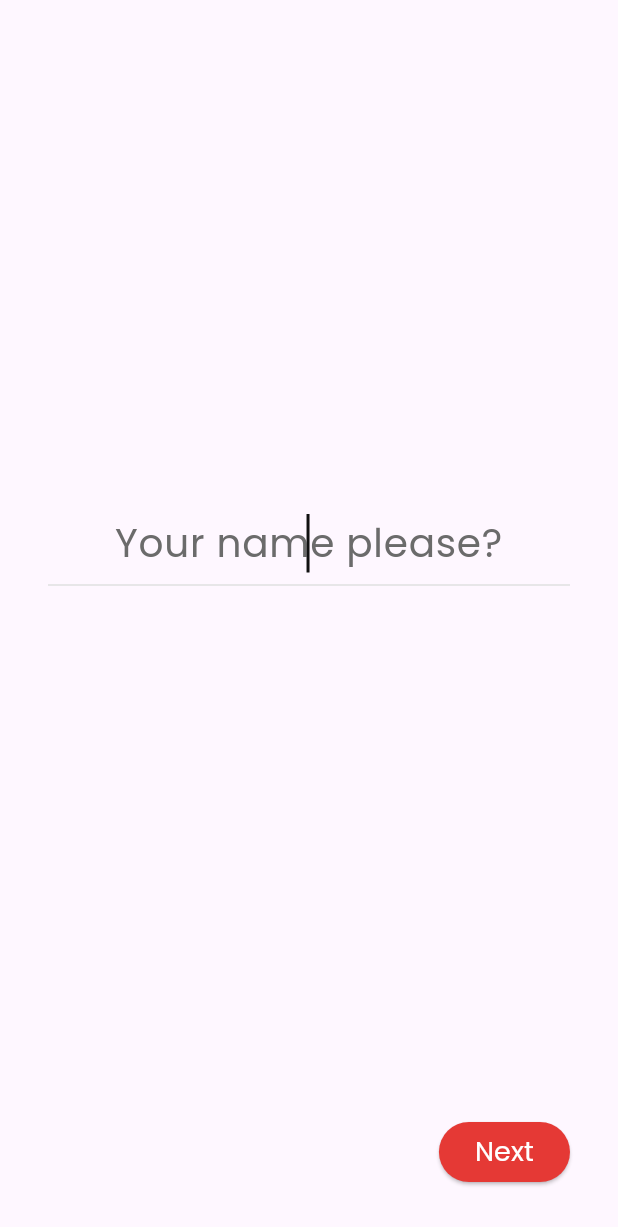
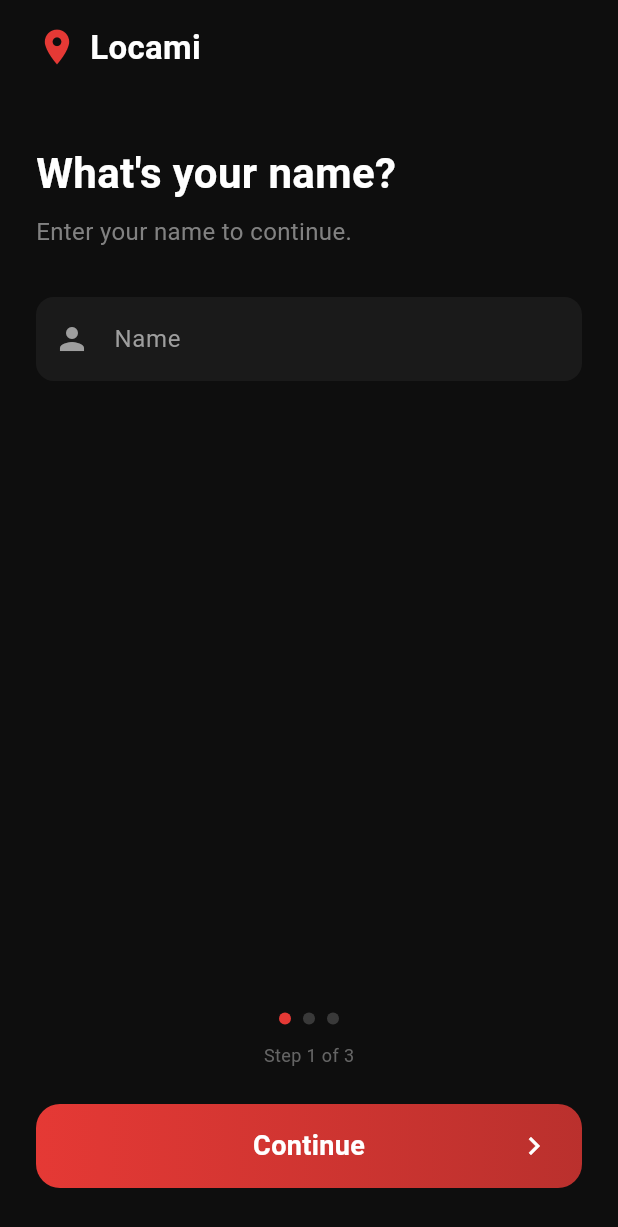
Before and after one commit to ADHIL007/locami, a Flutter app: the InitialHome screen opened directly, on a phone screen of 412 x 824 dp. Shown: the top 1227 px of the screen. Run offline on Flutter 3.47's test engine with Material 3 defaults, Android fonts, the phone set to English and light mode, and no system bars; our stand-ins replace geolocator, get, sensors_plus, sqflite; accounts and stored records are empty.

Commit message:
feat: Introduce initial home screen, settings bottom sheet, app status manager, and add geolocator and sensors plugins.

```diff
--- a/lib/dbManager/app-status_manager.dart
+++ b/lib/dbManager/app-status_manager.dart
@@ -39,4 +39,19 @@ class AppStatusManager {
     );
     await updateStatus(updated);
   }
+
+  Future<void> reset() async {
+    await updateStatus(
+      const AppStatus(
+        isFirstTimeUser: true,
+        isLoggedIn: false,
+        isTripStarted: false,
+        isTripEnded: false,
+        isInternetOn: false,
+        isGpsOn: false,
+        theme: 'system',
+        accentColor: 4293212469,
+      ),
+    );
+  }
 }
--- a/lib/screens/initial_home.dart
+++ b/lib/screens/initial_home.dart
@@ -1,5 +1,4 @@
 import 'package:flutter/material.dart';
-import 'package:flutter_typeahead/flutter_typeahead.dart';
 import 'package:locami/core/model/user_model.dart';
 import 'package:locami/dbManager/app-status_manager.dart';
 import 'package:locami/core/dataset/country_list.dart';
@@ -20,26 +19,63 @@ class InitialHome extends StatefulWidget {
 class _InitialHomeState extends State<InitialHome> {
   int index = 0;
   final TextEditingController nameController = TextEditingController();
-  final TextEditingController countryController = TextEditingController();
+  final TextEditingController countrySearchController = TextEditingController();
   List<String> countries = [];
-  final appStatus = AppStatusManager.instance.status;
+  List<String> filteredCountries = [];
   bool isSubmitted = false;
+
   Map<String, dynamic> userdata = {
     'name': '',
     'country': '',
-    'theme': AppThemeMode.light,
+    'theme': AppThemeMode.dark, // Default to dark as per screenshot preference
+  };
+
+  final Map<String, String> flagMapping = {
+    'India': '🇮🇳',
+    'United States': '🇺🇸',
+    'United Kingdom': '🇬🇧',
+    'Canada': '🇨🇦',
+    'Australia': '🇦🇺',
+    'Brazil': '🇧🇷',
+    'Japan': '🇯🇵',
+    'Germany': '🇩🇪',
+    'France': '🇫🇷',
+    'China': '🇨🇳',
+    'Russia': '🇷🇺',
+    'Italy': '🇮🇹',
+    'Spain': '🇪🇸',
+    'Pakistan': '🇵🇰',
+    'Bangladesh': '🇧🇩',
   };
 
   @override
   void initState() {
     countries =
         CountryData().countryList.map((c) => c['name'] as String).toList();
+    filteredCountries = countries;
 
-    final themeProvider = ThemeProvider.instance;
-
+    // Get current theme from provider
+    WidgetsBinding.instance.addPostFrameCallback((_) {
+      final themeProvider = context.read<ThemeProvider>();
+      setState(() {
         userdata['theme'] = themeProvider.theme;
+      });
+    });
 
     super.initState();
+  }
+
+  void _filterCountries(String query) {
+    setState(() {
+      if (query.isEmpty) {
+        filteredCountries = countries;
+      } else {
+        filteredCountries =
+            countries
+                .where((c) => c.toLowerCase().contains(query.toLowerCase()))
+                .toList();
+      }
+    });
   }
 
   void validateNext() async {
@@ -48,31 +84,25 @@ class _InitialHomeState extends State<InitialHome> {
         showSnack('Please enter your name');
         return;
       }
-
       setState(() {
         userdata['name'] = nameController.text.trim();
         index++;
       });
     } else if (index == 1) {
-      if (countryController.text.trim().isEmpty) {
+      if (userdata['country'].toString().isEmpty) {
         showSnack('Please select your country');
         return;
       }
-
-      if (!countries.contains(countryController.text.trim())) {
-        showSnack('Please choose a valid country from the list');
-        return;
-      }
-
       setState(() {
-        userdata['country'] = countryController.text.trim();
         index++;
       });
-    }
-    if (index == 2) {
+    } else if (index == 2) {
+      final themeProvider = context.read<ThemeProvider>();
+
       await AppStatusManager.instance.updateStatus(
         AppStatus(
           theme: userdata['theme'] == AppThemeMode.dark ? 'dark' : 'light',
+          accentColor: themeProvider.accentColor.value,
           isFirstTimeUser: false,
           isLoggedIn: true,
         ),
@@ -101,307 +131,327 @@ class _InitialHomeState extends State<InitialHome> {
       );
   }
 
-  List<Widget> get pages => [
-    inputName('Your name please?'),
-    inputCountry(),
-    inputTheme(ThemeProvider.instance.accentColor),
-  ];
-
   @override
   Widget build(BuildContext context) {
     final accentColor = context.watch<ThemeProvider>().accentColor;
-    return Center(
+
+    return Scaffold(
+      backgroundColor: const Color(
+        0xFF0E0E0E,
+      ), // Always dark for onboarding as per screenshot
+      body: SafeArea(
         child: Padding(
-        padding: const EdgeInsets.all(32.0),
+          padding: const EdgeInsets.symmetric(horizontal: 24.0, vertical: 16.0),
           child: Column(
-          crossAxisAlignment: CrossAxisAlignment.center,
-          mainAxisAlignment: MainAxisAlignment.center,
+            crossAxisAlignment: CrossAxisAlignment.start,
             children: [
-            if (index > 0)
-              Align(
-                alignment: Alignment.topLeft,
-                child: GestureDetector(
-                  onTap: () {
-                    setState(() {
-                      index = 0;
-                    });
-                  },
-                  child: Text(
-                    'Hi ${nameController.text}!',
-                    style: AppTextStyles.headline.copyWith(
-                      color: customColors().textPrimary,
+              // Header
+              Row(
+                children: [
+                  Icon(Icons.location_on, color: accentColor, size: 28),
+                  const SizedBox(width: 8),
+                  const Text(
+                    "Locami",
+                    style: TextStyle(
+                      color: Colors.white,
+                      fontSize: 22,
+                      fontWeight: FontWeight.bold,
                     ),
                   ),
+                ],
+              ),
+              const SizedBox(height: 48),
+
+              // Progress and Page Content
+              Expanded(
+                child: IndexedStack(
+                  index: index,
+                  children: [
+                    _buildNameStep(accentColor),
+                    _buildCountryStep(accentColor),
+                    _buildThemeStep(accentColor),
+                  ],
                 ),
               ),
-            const Spacer(),
-            ConstrainedBox(
-              constraints: const BoxConstraints(
-                maxWidth: double.infinity,
-                minHeight: 100,
+
+              // Footer
+              Column(
+                children: [
+                  // Step Indicator Dots
+                  Row(
+                    mainAxisAlignment: MainAxisAlignment.center,
+                    children: List.generate(3, (i) {
+                      return Container(
+                        margin: const EdgeInsets.symmetric(horizontal: 4),
+                        width: 8,
+                        height: 8,
+                        decoration: BoxDecoration(
+                          shape: BoxShape.circle,
+                          color:
+                              i == index
+                                  ? accentColor
+                                  : Colors.grey.withOpacity(0.3),
                         ),
-              child: IndexedStack(index: index, children: pages),
+                      );
+                    }),
                   ),
-            const Spacer(),
-            if (index < 3)
-              Align(
-                alignment: Alignment.centerRight,
-                child: ElevatedButton(
-                  onPressed: validateNext,
-                  style: ButtonStyle(
-                    backgroundColor: WidgetStateProperty.all(accentColor),
+                  const SizedBox(height: 12),
+                  Text(
+                    "Step ${index + 1} of 3",
+                    style: TextStyle(
+                      color: Colors.grey.withOpacity(0.6),
+                      fontSize: 12,
                     ),
-                  child: Text(
-                    index == 2 ? 'Done' : "Next",
-                    style: AppTextStyles.buttonText.copyWith(
-                      color: customColors().buttonTextColor,
                   ),
+                  const SizedBox(height: 24),
+
+                  // Main Button
+                  GestureDetector(
+                    onTap: validateNext,
+                    child: Container(
+                      height: 56,
+                      width: double.infinity,
+                      decoration: BoxDecoration(
+                        gradient: LinearGradient(
+                          colors: [accentColor, accentColor.withOpacity(0.8)],
+                        ),
+                        borderRadius: BorderRadius.circular(16),
+                      ),
+                      child: Stack(
+                        alignment: Alignment.center,
+                        children: [
+                          Text(
+                            index == 0 ? "Continue" : "Next",
+                            style: const TextStyle(
+                              color: Colors.white,
+                              fontSize: 18,
+                              fontWeight: FontWeight.bold,
+                            ),
+                          ),
+                          const Positioned(
+                            right: 20,
+                            child: Icon(
+                              Icons.chevron_right,
+                              color: Colors.white,
+                            ),
+                          ),
+                        ],
                       ),
                     ),
                   ),
                 ],
               ),
+              const SizedBox(height: 16),
+            ],
+          ),
+        ),
       ),
     );
   }
 
-  Widget inputName(String text) {
+  Widget _buildStepHeader(String title, String subtitle) {
     return Column(
+      crossAxisAlignment: CrossAxisAlignment.start,
       children: [
+        Text(
+          title,
+          style: const TextStyle(
+            color: Colors.white,
+            fontSize: 28,
+            fontWeight: FontWeight.bold,
+          ),
+        ),
+        const SizedBox(height: 8),
+        Text(
+          subtitle,
+          style: TextStyle(color: Colors.grey.withOpacity(0.8), fontSize: 16),
+        ),
+        const SizedBox(height: 32),
+      ],
+    );
+  }
+
+  Widget _buildNameStep(Color accentColor) {
+    return Column(
+      crossAxisAlignment: CrossAxisAlignment.start,
+      children: [
+        _buildStepHeader("What's your name?", "Enter your name to continue."),
         Container(
           decoration: BoxDecoration(
-            border: Border(
-              bottom: BorderSide(color: customColors().borderColor, width: 1),
-            ),
+            color: Colors.white.withOpacity(0.05),
+            borderRadius: BorderRadius.circular(12),
           ),
           child: TextField(
+            controller: nameController,
+            style: const TextStyle(color: Colors.white),
+            decoration: const InputDecoration(
+              hintText: "Name",
+              hintStyle: TextStyle(color: Colors.grey),
+              prefixIcon: Icon(Icons.person, color: Colors.grey),
+              border: InputBorder.none,
+              contentPadding: EdgeInsets.symmetric(vertical: 16),
+            ),
             onSubmitted: (_) => validateNext(),
-
-            cursorColor: customColors().textPrimary,
-            autofocus: true,
-            keyboardType: TextInputType.name,
-            textInputAction: TextInputAction.next,
-
-            controller: nameController,
-            textAlign: TextAlign.center,
-            style: AppTextStyles.question.copyWith(
-              color: customColors().textPrimary,
-            ),
-            decoration: InputDecoration(
-              hintText: text,
-              hintStyle: AppTextStyles.question.copyWith(
-                color: customColors().textSecondary,
-              ),
-              border: InputBorder.none,
-              enabledBorder: InputBorder.none,
-              focusedBorder: InputBorder.none,
-            ),
           ),
         ),
       ],
     );
   }
 
-  Widget inputCountry() {
+  Widget _buildCountryStep(Color accentColor) {
     return Column(
-      mainAxisAlignment: MainAxisAlignment.center,
+      crossAxisAlignment: CrossAxisAlignment.start,
       children: [
+        _buildStepHeader(
+          "Select your country",
+          "This helps display details accurately.",
+        ),
+
+        // Search bar
         Container(
           decoration: BoxDecoration(
-            color: customColors().background,
-            border: Border(
-              bottom: BorderSide(color: customColors().borderColor, width: 1),
+            color: Colors.white.withOpacity(0.05),
+            borderRadius: BorderRadius.circular(12),
           ),
-          ),
-          child: TypeAheadField<String>(
-            suggestionsCallback: (pattern) {
-              if (pattern.isEmpty) return [];
-
-              final query = pattern.toLowerCase();
-
-              final startsWith =
-                  countries
-                      .where((c) => c.toLowerCase().startsWith(query))
-                      .toList();
-
-              final contains =
-                  countries
-                      .where(
-                        (c) =>
-                            !c.toLowerCase().startsWith(query) &&
-                            c.toLowerCase().contains(query),
-                      )
-                      .toList();
-
-              return [...startsWith, ...contains];
-            },
-
-            itemBuilder: (context, suggestion) {
-              return Container(
-                decoration: BoxDecoration(
-                  color: customColors().background,
-                  border: Border(
-                    bottom: BorderSide(
-                      color: customColors().borderColor.withOpacity(0.2),
-                      width: 1,
+          child: TextField(
+            controller: countrySearchController,
+            onChanged: _filterCountries,
+            style: const TextStyle(color: Colors.white),
+            decoration: const InputDecoration(
+              hintText: "Search country",
+              hintStyle: TextStyle(color: Colors.grey),
+              prefixIcon: Icon(Icons.search, color: Colors.grey),
+              border: InputBorder.none,
+              contentPadding: EdgeInsets.symmetric(vertical: 16),
             ),
           ),
         ),
-                child: Padding(
-                  padding: const EdgeInsets.symmetric(
-                    vertical: 12,
-                    horizontal: 16,
-                  ),
-                  child: Text(
-                    suggestion,
-                    style: AppTextStyles.body.copyWith(
-                      color: customColors().textPrimary,
+        const SizedBox(height: 20),
+
+        // List of countries
+        Expanded(
+          child: ListView.separated(
+            itemCount: filteredCountries.length,
+            separatorBuilder:
+                (context, index) =>
+                    Divider(color: Colors.white.withOpacity(0.05), height: 1),
+            itemBuilder: (context, index) {
+              final country = filteredCountries[index];
+              final isSelected = userdata['country'] == country;
+              final flag = flagMapping[country] ?? '🏳️';
+
+              return ListTile(
+                onTap: () {
+                  setState(() {
+                    userdata['country'] = country;
+                  });
+                },
+                contentPadding: EdgeInsets.zero,
+                leading: Text(flag, style: const TextStyle(fontSize: 24)),
+                title: Text(
+                  country,
+                  style: TextStyle(
+                    color: isSelected ? Colors.white : Colors.grey,
+                    fontSize: 16,
+                    fontWeight:
+                        isSelected ? FontWeight.bold : FontWeight.normal,
                   ),
                 ),
-                ),
+                trailing:
+                    isSelected ? Icon(Icons.check, color: accentColor) : null,
               );
             },
-            onSelected: (suggestion) {
-              setState(() {
-                countryController.text = suggestion;
-                userdata['country'] = suggestion;
-              });
-            },
-            hideOnEmpty: true,
-            builder: (context, typeAheadController, focusNode) {
-              typeAheadController.text = countryController.text;
-              if (typeAheadController.text != countryController.text) {
-                WidgetsBinding.instance.addPostFrameCallback((_) {
-                  typeAheadController.text = countryController.text;
-                });
-              }
-
-              if (index == 1) {
-                WidgetsBinding.instance.addPostFrameCallback((_) {
-                  if (!focusNode.hasFocus) {
-                    focusNode.requestFocus();
-                  }
-                });
-              }
-
-              return TextField(
-                autofocus: true,
-                cursorColor: customColors().textPrimary,
-                keyboardType: TextInputType.name,
-                textInputAction: TextInputAction.done,
-
-                controller: typeAheadController,
-                focusNode: focusNode,
-                textAlign: TextAlign.center,
-                style: AppTextStyles.question.copyWith(
-                  color: customColors().textPrimary,
-                ),
-                decoration: InputDecoration(
-                  hintText: 'Enter your country ?',
-                  hintStyle: AppTextStyles.question.copyWith(
-                    color: customColors().textSecondary,
-                  ),
-
-                  prefixIconConstraints: const BoxConstraints(
-                    minWidth: 0,
-                    minHeight: 0,
-                  ),
-                  border: InputBorder.none,
-                  focusedBorder: InputBorder.none,
-                ),
-                onChanged: (value) {
-                  countryController.text = value;
-                  userdata['country'] = value;
-                },
-              );
-            },
-            decorationBuilder: (context, child) {
-              return Material(
-                type: MaterialType.card,
-                elevation: 4,
-                borderRadius: BorderRadius.circular(4),
-                color: customColors().background,
-                child: child,
-              );
-            },
-            offset: const Offset(0, 12),
-            constraints: const BoxConstraints(maxHeight: 300),
           ),
         ),
       ],
     );
   }
 
-  Widget inputTheme(Color accentColor) {
+  Widget _buildThemeStep(Color accentColor) {
     return Column(
+      crossAxisAlignment: CrossAxisAlignment.start,
       children: [
-        Text(
-          'Choose your theme',
-          style: AppTextStyles.question.copyWith(
-            color: customColors().textPrimary,
+        _buildStepHeader("Choose your theme", "Pick the app theme you prefer."),
+
+        _buildThemeCard(
+          "Light",
+          Icons.wb_sunny_outlined,
+          AppThemeMode.light,
+          accentColor,
         ),
-        ),
-        const SizedBox(height: 20),
-        Row(
-          mainAxisAlignment: MainAxisAlignment.spaceEvenly,
-          children: [
-            ElevatedButton.icon(
-              onPressed: () {
-                setState(() {
-                  userdata['theme'] = AppThemeMode.light;
-                  ThemeProvider.instance.setTheme(AppThemeMode.light);
-                });
-              },
-
-              icon: Icon(Icons.wb_sunny, color: Colors.orange[700]),
-              label: Text(
-                'Light',
-                style: AppTextStyles.buttonText.copyWith(
-                  color: customColors().buttonTextColor,
-                ),
-              ),
-              style: ElevatedButton.styleFrom(
-                backgroundColor: customColors().buttonColor,
-                padding: const EdgeInsets.symmetric(
-                  horizontal: 20,
-                  vertical: 12,
-                ),
-                side:
-                    userdata['theme'] == AppThemeMode.light
-                        ? BorderSide(color: accentColor, width: 2)
-                        : BorderSide.none,
-              ),
-            ),
-            ElevatedButton.icon(
-              onPressed: () {
-                setState(() {
-                  userdata['theme'] = AppThemeMode.dark;
-                  ThemeProvider.instance.setTheme(AppThemeMode.dark);
-                });
-              },
-
-              icon: Icon(Icons.nightlight_round, color: Colors.indigo[300]),
-              label: Text(
-                'Dark',
-                style: AppTextStyles.buttonText.copyWith(
-                  color: customColors().buttonTextColor,
-                ),
-              ),
-              style: ElevatedButton.styleFrom(
-                backgroundColor: customColors().buttonColor,
-                padding: const EdgeInsets.symmetric(
-                  horizontal: 20,
-                  vertical: 12,
-                ),
-                side:
-                    userdata['theme'] == AppThemeMode.dark
-                        ? BorderSide(color: accentColor, width: 2)
-                        : BorderSide.none,
-              ),
-            ),
-          ],
+        const SizedBox(height: 16),
+        _buildThemeCard(
+          "Dark",
+          Icons.dark_mode_outlined,
+          AppThemeMode.dark,
+          accentColor,
         ),
       ],
     );
   }
+
+  Widget _buildThemeCard(
+    String label,
+    IconData icon,
+    AppThemeMode mode,
+    Color accentColor,
+  ) {
+    final isSelected = userdata['theme'] == mode;
+    final themeProvider = context.read<ThemeProvider>();
+
+    return GestureDetector(
+      onTap: () {
+        setState(() {
+          userdata['theme'] = mode;
+        });
+        themeProvider.setTheme(mode);
+      },
+      child: Container(
+        height: 80,
+        width: double.infinity,
+        padding: const EdgeInsets.symmetric(horizontal: 20),
+        decoration: BoxDecoration(
+          color: mode == AppThemeMode.light ? Colors.white : Colors.black,
+          borderRadius: BorderRadius.circular(16),
+          border: Border.all(
+            color: isSelected ? accentColor : Colors.white.withOpacity(0.05),
+            width: 2,
+          ),
+          boxShadow:
+              isSelected && mode == AppThemeMode.dark
+                  ? [
+                    BoxShadow(
+                      color: accentColor.withOpacity(0.2),
+                      blurRadius: 10,
+                      spreadRadius: 2,
+                    ),
+                  ]
+                  : null,
+        ),
+        child: Row(
+          children: [
+            Icon(
+              icon,
+              color:
+                  mode == AppThemeMode.light
+                      ? Colors.grey[800]
+                      : Colors.grey[400],
+              size: 28,
+            ),
+            const SizedBox(width: 16),
+            Text(
+              label,
+              style: TextStyle(
+                color: mode == AppThemeMode.light ? Colors.black : Colors.white,
+                fontSize: 18,
+                fontWeight: FontWeight.bold,
+              ),
+            ),
+            const Spacer(),
+            if (isSelected) Icon(Icons.check, color: accentColor, size: 24),
+          ],
+        ),
+      ),
+    );
   }
+}
--- a/lib/screens/widgets/settings_bottom_sheet.dart
+++ b/lib/screens/widgets/settings_bottom_sheet.dart
@@ -1,4 +1,8 @@
 import 'package:flutter/material.dart';
+import 'package:locami/dbManager/app-status_manager.dart';
+import 'package:locami/dbManager/trip_details_manager.dart';
+import 'package:locami/dbManager/userModel_manager.dart';
+import 'package:locami/screens/initial_home.dart';
 import 'package:locami/theme/them_provider.dart';
 import 'package:provider/provider.dart';
 
@@ -114,9 +118,69 @@ class SettingsBottomSheet extends StatelessWidget {
             trailing: const Icon(Icons.chevron_right, color: Colors.grey),
             onTap: () {},
           ),
+          const SizedBox(height: 12),
+          ListTile(
+            contentPadding: EdgeInsets.zero,
+            leading: const Icon(
+              Icons.delete_forever_outlined,
+              color: Colors.red,
+            ),
+            title: const Text(
+              "Delete All Data",
+              style: TextStyle(color: Colors.red, fontWeight: FontWeight.w500),
+            ),
+            onTap: () => _showDeleteConfirmation(context),
+          ),
           const SizedBox(height: 20),
         ],
       ),
+    );
+  }
+
+  void _showDeleteConfirmation(BuildContext context) {
+    showDialog(
+      context: context,
+      builder:
+          (context) => AlertDialog(
+            backgroundColor: Theme.of(context).cardColor,
+            title: Text(
+              "Delete All Data?",
+              style: TextStyle(color: customColors().textPrimary),
+            ),
+            content: const Text(
+              "This will permanently delete all your trip history and profile data. This action cannot be undone.",
+              style: TextStyle(color: Colors.grey),
+            ),
+            actions: [
+              TextButton(
+                onPressed: () => Navigator.pop(context),
+                child: const Text(
+                  "Cancel",
+                  style: TextStyle(color: Colors.grey),
+                ),
+              ),
+              TextButton(
+                onPressed: () async {
+                  // Clear data
+                  await TripDetailsManager.instance.clearLogs();
+                  await UserModelManager.instance.clear();
+                  await AppStatusManager.instance.reset();
+
+                  if (context.mounted) {
+                    Navigator.pushAndRemoveUntil(
+                      context,
+                      MaterialPageRoute(builder: (_) => const InitialHome()),
+                      (route) => false,
+                    );
+                  }
+                },
+                child: const Text(
+                  "Delete",
+                  style: TextStyle(color: Colors.red),
+                ),
+              ),
+            ],
+          ),
     );
   }
 
```
Lines whose indentation alone changed are shown as unchanged.
